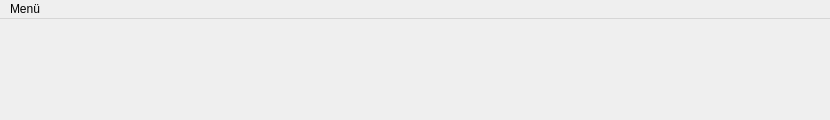
Above: form/mainwindow.ui from kkalicki/4WIN before the change. Below: the same form after it.
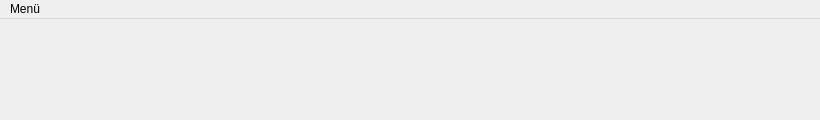
That is the form after the change.

Diff of the .ui file:
```diff
--- a/form/mainwindow.ui
+++ b/form/mainwindow.ui
@@ -6,7 +6,7 @@
    <rect>
     <x>0</x>
     <y>0</y>
-    <width>830</width>
+    <width>820</width>
     <height>120</height>
    </rect>
   </property>
@@ -37,7 +37,7 @@
     <rect>
      <x>0</x>
      <y>0</y>
-     <width>830</width>
+     <width>820</width>
      <height>22</height>
     </rect>
    </property>
```
